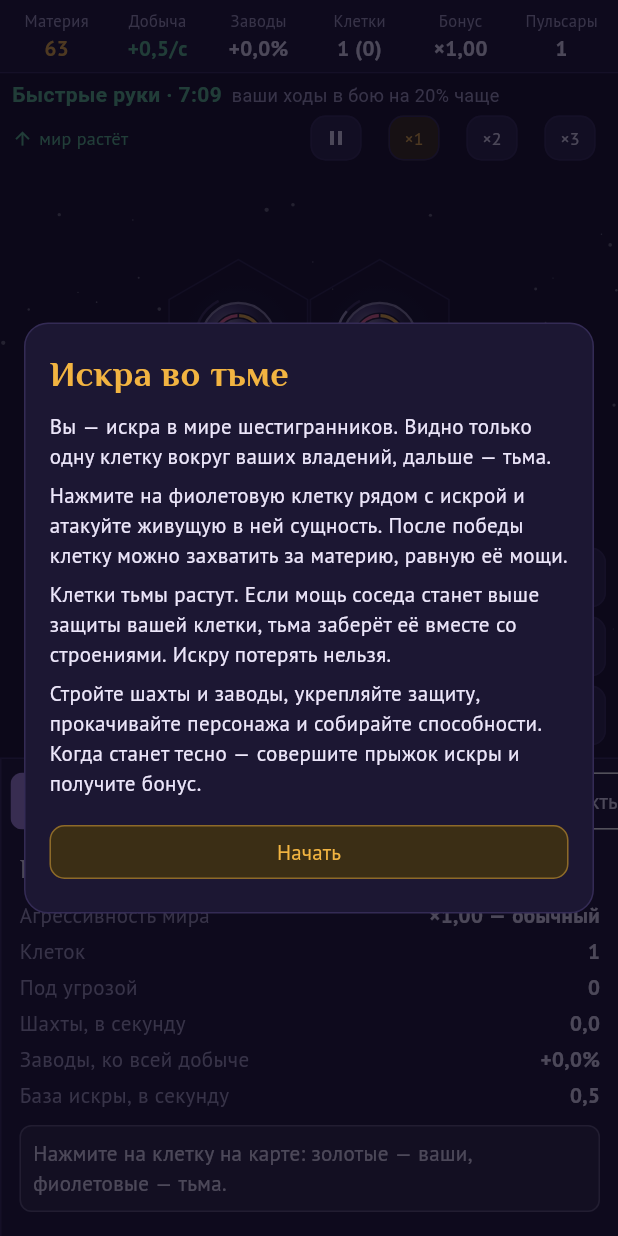
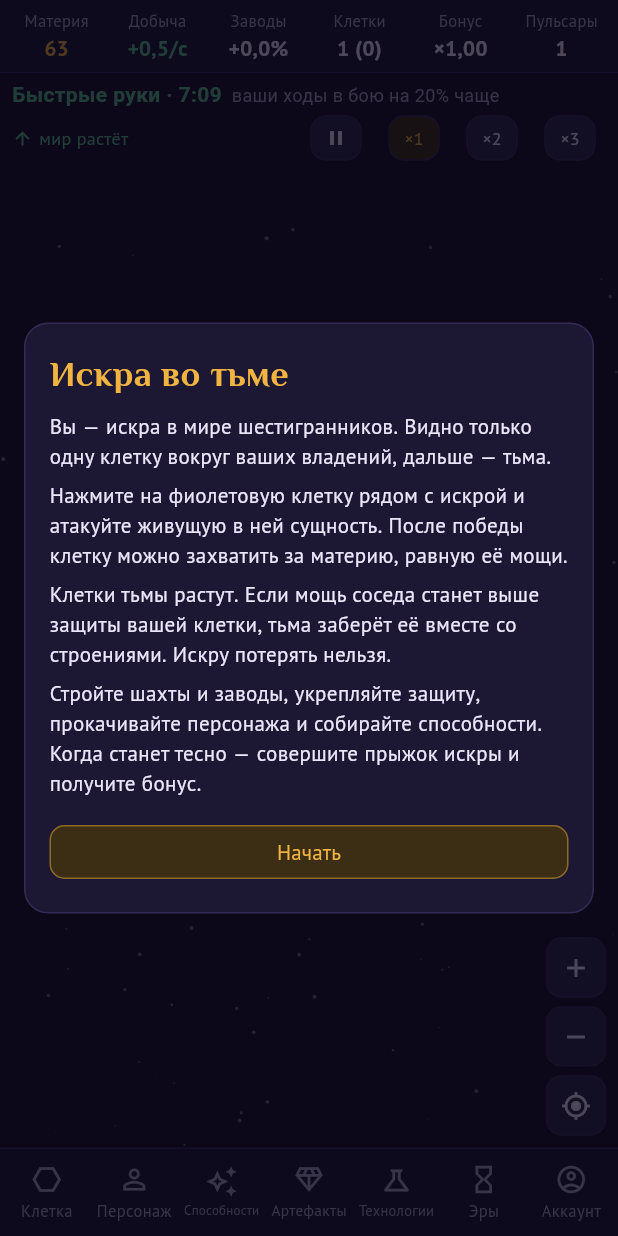
Before and after one commit to serbaigames/claude, a Flutter app: the screen it shows after launch, on a phone screen of 412 x 824 dp. Run offline on Flutter 3.47's test engine with Material 3 defaults, Android fonts, the phone set to English and light mode, and no system bars; our stand-ins replace shared_preferences.

Commit message:
Меню строкой внизу экрана, пункты меню открываются окнами поверх карты
Строка меню всегда внизу (и на широком экране), все пункты в один ряд со значками.
Окно пункта меню лежит поверх карты над строкой меню, закрывается крестиком,
нажатием мимо окна, повторным нажатием на пункт или кнопкой «Назад».
При запуске окно не открыто.

Co-Authored-By: Claude Opus 5.5 (1M context) <noreply@anthropic.com>
Claude-Session: https://claude.ai/code/session_019ZogcoXdDaJ5pb6e7XVyGU

```diff
--- a/iskra_flutter/lib/ui/home_screen.dart
+++ b/iskra_flutter/lib/ui/home_screen.dart
@@ -1,5 +1,5 @@
-// Главный экран: ресурсы сверху, карта, лента сообщений, вкладки меню и окна поверх.
-// На узком экране меню снизу, на широком — справа от карты (как вёрстка веб-версии).
+// Главный экран: ресурсы сверху, карта, лента сообщений, строка меню внизу.
+// Пункты меню открываются окнами поверх карты; строка меню остаётся видна и под окном.
 import 'dart:async';
 
 import 'package:flutter/material.dart';
@@ -25,7 +25,7 @@ class HomeScreen extends StatefulWidget {
 class _HomeScreenState extends State<HomeScreen> with SingleTickerProviderStateMixin, WidgetsBindingObserver {
   late final Ticker _ticker;
   Duration _last = Duration.zero;
-  MenuTab? tab = MenuTab.cell;
+  MenuTab? tab;
   SyncConflict? conflict;
   Completer<bool>? _conflictDone;
 
@@ -96,13 +96,12 @@ class _HomeScreenState extends State<HomeScreen> with SingleTickerProviderStateM
   @override
   Widget build(BuildContext context) {
     final g = ctl.game;
-    final wide = MediaQuery.sizeOf(context).width >= 900;
-    final menu = _menu(wide);
     final map = Stack(
       children: [
         Positioned.fill(child: HexMap(ctl: ctl)),
         Positioned(left: 8, top: 8, right: 60, child: _feed()),
         Positioned(left: 8, right: 56, bottom: 8, child: _actionBar(g)),
+        if (tab != null) _window(tab!),
       ],
     );
     return PopScope(
@@ -118,21 +117,8 @@ class _HomeScreenState extends State<HomeScreen> with SingleTickerProviderStateM
                 children: [
                   _topBar(g),
                   _eraStrip(g),
-                  Expanded(
-                    child: wide
-                        ? Row(
-                            children: [
                   Expanded(child: map),
-                              SizedBox(width: 440, child: menu),
-                            ],
-                          )
-                        : Column(
-                            children: [
-                              Expanded(child: map),
-                              menu,
-                            ],
-                          ),
-                  ),
+                  _menu(),
                 ],
               ),
             ),
@@ -189,7 +175,12 @@ class _HomeScreenState extends State<HomeScreen> with SingleTickerProviderStateM
             '+${Fmt.n1(g.incomeParts().fac)}%',
             tip: 'Бонус заводов ко всей добыче: сумма процентов всех заводов ÷ число клеток',
           ),
-          res('Клетки', '${g.own.length} ($thr)', color: thr > 0 ? C.bad : C.ink, tip: 'Всего клеток (из них под угрозой)'),
+          res(
+            'Клетки',
+            '${g.own.length} ($thr)',
+            color: thr > 0 ? C.bad : C.ink,
+            tip: 'Всего клеток (из них под угрозой)',
+          ),
           res('Бонус', '×${Fmt.x(g.bonusMul, 2)}'),
           res('Пульсары', '${g.s.pulsars}', tip: 'Пульсары — валюта технологий'),
         ],
@@ -225,7 +216,11 @@ class _HomeScreenState extends State<HomeScreen> with SingleTickerProviderStateM
         children: [
           // стрелка из текста ядра (▲ ▼ ■) рисуется значком: такие символы есть не во всех шрифтах
           Icon(
-            tr.kind == 'grow' ? Icons.arrow_upward : tr.kind == 'stall' ? Icons.stop : Icons.arrow_downward,
+            tr.kind == 'grow'
+                ? Icons.arrow_upward
+                : tr.kind == 'stall'
+                ? Icons.stop
+                : Icons.arrow_downward,
             size: 14,
             color: C.kind(tr.kind),
           ),
@@ -235,21 +230,38 @@ class _HomeScreenState extends State<HomeScreen> with SingleTickerProviderStateM
       ),
     );
     final time = [
-      _timeBtn(Icon(g.s.paused ? Icons.play_arrow : Icons.pause, size: 16), () => ctl.setPaused(!g.s.paused), g.s.paused),
-      for (final s in [1, 2, 3]) _timeBtn(Text('×$s', style: const TextStyle(fontSize: 12)), () => ctl.setSpeed(s), g.speed == s),
+      _timeBtn(
+        Icon(g.s.paused ? Icons.play_arrow : Icons.pause, size: 16),
+        () => ctl.setPaused(!g.s.paused),
+        g.s.paused,
+      ),
+      for (final s in [1, 2, 3])
+        _timeBtn(Text('×$s', style: const TextStyle(fontSize: 12)), () => ctl.setSpeed(s), g.speed == s),
     ];
     return Container(
       padding: const EdgeInsets.symmetric(horizontal: 8, vertical: 4),
       color: C.bg,
       child: LayoutBuilder(
         builder: (context, box) => box.maxWidth >= 640
-            ? Row(children: [Expanded(child: era), trend, const SizedBox(width: 8), ...time])
+            ? Row(
+                children: [
+                  Expanded(child: era),
+                  trend,
+                  const SizedBox(width: 8),
+                  ...time,
+                ],
+              )
             : Column(
                 crossAxisAlignment: CrossAxisAlignment.start,
                 children: [
                   era,
                   const SizedBox(height: 4),
-                  Row(children: [Expanded(child: trend), ...time]),
+                  Row(
+                    children: [
+                      Expanded(child: trend),
+                      ...time,
+                    ],
+                  ),
                 ],
               ),
       ),
@@ -314,7 +326,12 @@ class _HomeScreenState extends State<HomeScreen> with SingleTickerProviderStateM
             style: TextStyle(color: danger ? C.bad : C.ok),
           ),
         ),
-        ActBtn('Укрепить', g.s.matter >= dc ? () => ctl.act((g) => g.fortify(c.key)) : null, right: Fmt.n(dc), primary: danger),
+        ActBtn(
+          'Укрепить',
+          g.s.matter >= dc ? () => ctl.act((g) => g.fortify(c.key)) : null,
+          right: Fmt.n(dc),
+          primary: danger,
+        ),
       ]);
     }
     if (!c.alive) {
@@ -338,57 +355,111 @@ class _HomeScreenState extends State<HomeScreen> with SingleTickerProviderStateM
     ]);
   }
 
-  Widget _menu(bool wide) {
+  static const _tabIcons = {
+    MenuTab.cell: Icons.hexagon_outlined,
+    MenuTab.char: Icons.person_outline,
+    MenuTab.abil: Icons.auto_awesome_outlined,
+    MenuTab.art: Icons.diamond_outlined,
+    MenuTab.tech: Icons.science_outlined,
+    MenuTab.era: Icons.hourglass_empty,
+    MenuTab.acc: Icons.account_circle_outlined,
+    MenuTab.top: Icons.leaderboard_outlined,
+  };
+
+  /// Строка меню внизу экрана: все пункты в один ряд, выбранный подсвечен
+  Widget _menu() {
     final tabs = [
       for (final t in MenuTab.values)
         if ((t != MenuTab.top) || (ctl.sync?.on ?? false)) t,
     ];
-    final strip = SingleChildScrollView(
-      scrollDirection: Axis.horizontal,
-      padding: const EdgeInsets.symmetric(horizontal: 6, vertical: 4),
+    return Container(
+      key: const ValueKey('menu-bar'),
+      decoration: const BoxDecoration(
+        color: C.panel,
+        border: Border(top: BorderSide(color: C.line)),
+      ),
+      padding: const EdgeInsets.symmetric(horizontal: 2, vertical: 4),
+      child: Center(
+        child: ConstrainedBox(
+          constraints: const BoxConstraints(maxWidth: 760),
           child: Row(
             children: [
               for (final t in tabs)
-            Padding(
-              padding: const EdgeInsets.only(right: 6),
-              child: ChoiceChip(
-                label: Text(tabTitles[t]!),
-                selected: tab == t,
-                onSelected: (_) => setState(() => tab = tab == t ? null : t),
+                Expanded(
+                  child: InkWell(
+                    key: ValueKey('menu-${t.name}'),
+                    borderRadius: BorderRadius.circular(10),
+                    onTap: () => setState(() => tab = tab == t ? null : t),
+                    child: Container(
+                      margin: const EdgeInsets.symmetric(horizontal: 2),
+                      padding: const EdgeInsets.symmetric(horizontal: 2, vertical: 5),
+                      decoration: BoxDecoration(
+                        color: tab == t ? C.gold.withValues(alpha: 0.18) : null,
+                        borderRadius: BorderRadius.circular(10),
+                      ),
+                      child: Column(
+                        mainAxisSize: MainAxisSize.min,
+                        children: [
+                          Icon(_tabIcons[t], size: 22, color: tab == t ? C.gold : C.muted),
+                          const SizedBox(height: 2),
+                          FittedBox(
+                            fit: BoxFit.scaleDown,
+                            child: Text(
+                              tabTitles[t]!,
+                              maxLines: 1,
+                              style: TextStyle(fontSize: 11, color: tab == t ? C.ink : C.muted),
                             ),
                           ),
                         ],
                       ),
-    );
-    final body = tab == null
-        ? null
-        : SingleChildScrollView(padding: const EdgeInsets.fromLTRB(12, 4, 12, 16), child: panelFor(tab!, ctl));
-    return Container(
-      decoration: const BoxDecoration(
-        color: C.panel,
-        border: Border(
-          top: BorderSide(color: C.line),
-          left: BorderSide(color: C.line),
                     ),
                   ),
-      child: wide
-          ? Column(
-              children: [
-                strip,
-                if (body != null) Expanded(child: body),
-              ],
-            )
-          : Column(
-              mainAxisSize: MainAxisSize.min,
-              children: [
-                strip,
-                if (body != null)
-                  ConstrainedBox(
-                    constraints: BoxConstraints(maxHeight: MediaQuery.sizeOf(context).height * 0.42),
-                    child: body,
                 ),
             ],
           ),
+        ),
+      ),
     );
   }
+
+  /// Окно пункта меню поверх карты; нажатие мимо окна или на крестик закрывает его
+  Widget _window(MenuTab t) => Positioned.fill(
+    child: GestureDetector(
+      onTap: () => setState(() => tab = null),
+      child: ColoredBox(
+        color: const Color(0x99080514),
+        child: Align(
+          alignment: Alignment.bottomCenter,
+          child: GestureDetector(
+            onTap: () {},
+            child: Container(
+              key: ValueKey('window-${t.name}'),
+              constraints: const BoxConstraints(maxWidth: 560),
+              margin: const EdgeInsets.fromLTRB(8, 8, 8, 8),
+              decoration: BoxDecoration(
+                color: C.panel,
+                borderRadius: BorderRadius.circular(16),
+                border: Border.all(color: C.line),
+                boxShadow: const [BoxShadow(color: Color(0x80000000), blurRadius: 18)],
+              ),
+              child: Stack(
+                children: [
+                  SingleChildScrollView(padding: const EdgeInsets.fromLTRB(14, 10, 14, 16), child: panelFor(t, ctl)),
+                  Positioned(
+                    right: 2,
+                    top: 2,
+                    child: IconButton(
+                      tooltip: 'Закрыть',
+                      icon: const Icon(Icons.close, size: 20, color: C.muted),
+                      onPressed: () => setState(() => tab = null),
+                    ),
+                  ),
+                ],
+              ),
+            ),
+          ),
+        ),
+      ),
+    ),
+  );
 }
```
Also changed, not shown: 1 other file. Lines whose indentation alone changed are shown as unchanged.
